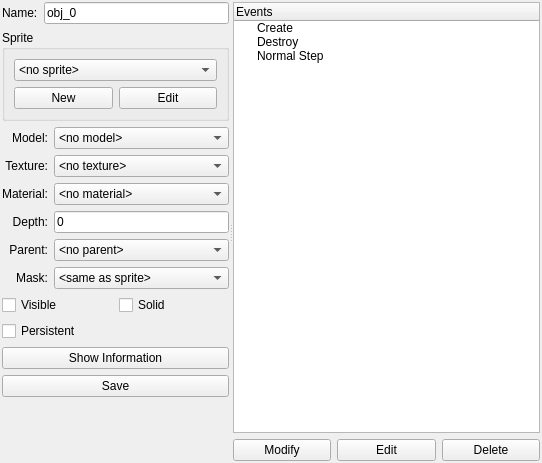
First picture: the form in widgets/objectwidget.ui, repository enigma-dev/RadialGM, before the edit.
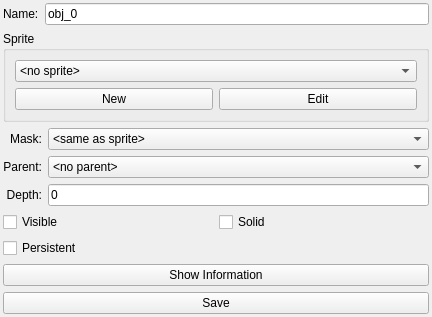
Second picture: the form after the edit. Icons and pictures are not drawn.

```diff
--- a/widgets/objectwidget.ui
+++ b/widgets/objectwidget.ui
@@ -6,25 +6,25 @@
    <rect>
     <x>0</x>
     <y>0</y>
-    <width>542</width>
-    <height>463</height>
+    <width>432</width>
+    <height>308</height>
    </rect>
   </property>
   <property name="windowTitle">
    <string>Form</string>
   </property>
-  <layout class="QVBoxLayout" name="verticalLayout">
+  <layout class="QHBoxLayout" name="horizontalLayout_4">
    <property name="leftMargin">
-    <number>2</number>
+    <number>3</number>
    </property>
    <property name="topMargin">
-    <number>2</number>
+    <number>3</number>
    </property>
    <property name="rightMargin">
-    <number>2</number>
+    <number>3</number>
    </property>
    <property name="bottomMargin">
-    <number>2</number>
+    <number>3</number>
    </property>
    <item>
     <widget class="QSplitter" name="splitter">
@@ -32,57 +32,8 @@
       <enum>Qt::Horizontal</enum>
      </property>
      <widget class="QWidget" name="layoutWidget">
-      <layout class="QFormLayout" name="formLayout">
-       <item row="3" column="0" colspan="2">
-        <layout class="QGridLayout" name="gridLayout_3">
-         <item row="0" column="0">
-          <widget class="QCheckBox" name="checkBox">
-           <property name="text">
-            <string>Visible</string>
-           </property>
-          </widget>
-         </item>
-         <item row="0" column="1">
-          <widget class="QCheckBox" name="checkBox_2">
-           <property name="text">
-            <string>Solid</string>
-           </property>
-          </widget>
-         </item>
-         <item row="1" column="0">
-          <widget class="QCheckBox" name="checkBox_3">
-           <property name="text">
-            <string>Persistent</string>
-           </property>
-          </widget>
-         </item>
-        </layout>
-       </item>
-       <item row="4" column="0" colspan="2">
-        <widget class="QPushButton" name="pushButton_3">
-         <property name="text">
-          <string>Show Information</string>
-         </property>
-         <property name="icon">
-          <iconset>
-           <normalon>:/resources/icons/resources/info.png</normalon>
-          </iconset>
-         </property>
-        </widget>
-       </item>
-       <item row="5" column="0" colspan="2">
-        <widget class="QPushButton" name="pushButton_4">
-         <property name="text">
-          <string>Save</string>
-         </property>
-         <property name="icon">
-          <iconset>
-           <normalon>:/icons/actions/accept.png</normalon>
-          </iconset>
-         </property>
-        </widget>
-       </item>
-       <item row="0" column="0" colspan="2">
+      <layout class="QVBoxLayout" name="verticalLayout">
+       <item>
         <layout class="QHBoxLayout" name="horizontalLayout">
          <item>
           <widget class="QLabel" name="label">
@@ -100,135 +51,7 @@
          </item>
         </layout>
        </item>
-       <item row="2" column="0" colspan="2">
-        <layout class="QGridLayout" name="gridLayout_2">
-         <item row="3" column="0">
-          <widget class="QLabel" name="label_2">
-           <property name="text">
-            <string>Depth:</string>
-           </property>
-           <property name="alignment">
-            <set>Qt::AlignRight|Qt::AlignTrailing|Qt::AlignVCenter</set>
-           </property>
-          </widget>
-         </item>
-         <item row="0" column="0">
-          <widget class="QLabel" name="label_5">
-           <property name="text">
-            <string>Model:</string>
-           </property>
-           <property name="alignment">
-            <set>Qt::AlignRight|Qt::AlignTrailing|Qt::AlignVCenter</set>
-           </property>
-          </widget>
-         </item>
-         <item row="4" column="0">
-          <widget class="QLabel" name="label_3">
-           <property name="sizePolicy">
-            <sizepolicy hsizetype="Preferred" vsizetype="Preferred">
-             <horstretch>0</horstretch>
-             <verstretch>0</verstretch>
-            </sizepolicy>
-           </property>
-           <property name="text">
-            <string>Parent:</string>
-           </property>
-           <property name="alignment">
-            <set>Qt::AlignRight|Qt::AlignTrailing|Qt::AlignVCenter</set>
-           </property>
-          </widget>
-         </item>
-         <item row="5" column="0">
-          <widget class="QLabel" name="label_4">
-           <property name="sizePolicy">
-            <sizepolicy hsizetype="Preferred" vsizetype="Preferred">
-             <horstretch>0</horstretch>
-             <verstretch>0</verstretch>
-            </sizepolicy>
-           </property>
-           <property name="text">
-            <string>Mask:</string>
-           </property>
-           <property name="alignment">
-            <set>Qt::AlignRight|Qt::AlignTrailing|Qt::AlignVCenter</set>
-           </property>
-          </widget>
-         </item>
-         <item row="3" column="1">
-          <widget class="QLineEdit" name="lineEdit_2">
-           <property name="text">
-            <string>0</string>
-           </property>
-          </widget>
-         </item>
-         <item row="4" column="1">
-          <widget class="QComboBox" name="comboBox_2">
-           <item>
-            <property name="text">
-             <string>&lt;no parent&gt;</string>
-            </property>
-           </item>
-          </widget>
-         </item>
-         <item row="1" column="1">
-          <widget class="QComboBox" name="comboBox_5">
-           <item>
-            <property name="text">
-             <string>&lt;no texture&gt;</string>
-            </property>
-           </item>
-          </widget>
-         </item>
-         <item row="5" column="1">
-          <widget class="QComboBox" name="comboBox_3">
-           <item>
-            <property name="text">
-             <string>&lt;same as sprite&gt;</string>
-            </property>
-           </item>
-          </widget>
-         </item>
-         <item row="0" column="1">
-          <widget class="QComboBox" name="comboBox_4">
-           <item>
-            <property name="text">
-             <string>&lt;no model&gt;</string>
-            </property>
-           </item>
-          </widget>
-         </item>
-         <item row="2" column="1">
-          <widget class="QComboBox" name="comboBox_6">
-           <item>
-            <property name="text">
-             <string>&lt;no material&gt;</string>
-            </property>
-           </item>
-          </widget>
-         </item>
-         <item row="1" column="0">
-          <widget class="QLabel" name="label_6">
-           <property name="text">
-            <string>Texture:</string>
-           </property>
-           <property name="alignment">
-            <set>Qt::AlignRight|Qt::AlignTrailing|Qt::AlignVCenter</set>
-           </property>
-          </widget>
-         </item>
-         <item row="2" column="0">
-          <widget class="QLabel" name="label_7">
-           <property name="text">
-            <string>Material:</string>
-           </property>
-           <property name="alignment">
-            <set>Qt::AlignRight|Qt::AlignTrailing|Qt::AlignVCenter</set>
-           </property>
-          </widget>
-         </item>
-        </layout>
-       </item>
-       <item row="1" column="0" colspan="2">
+       <item>
         <widget class="QGroupBox" name="groupBox">
          <property name="title">
           <string>Sprite</string>
@@ -270,74 +93,126 @@
          </layout>
         </widget>
        </item>
-      </layout>
-     </widget>
-     <widget class="QWidget" name="layoutWidget">
-      <layout class="QVBoxLayout" name="verticalLayout_2">
        <item>
-        <widget class="QTreeWidget" name="treeWidget">
-         <column>
-          <property name="text">
-           <string>Events</string>
-          </property>
-         </column>
-         <item>
-          <property name="text">
-           <string>Create</string>
-          </property>
-          <property name="icon">
-           <iconset>
-            <normalon>:/icons/events/icons/events/create.png</normalon>
-           </iconset>
-          </property>
+        <layout class="QGridLayout" name="gridLayout_2">
+         <item row="1" column="1">
+          <widget class="QComboBox" name="comboBox_2">
+           <item>
+            <property name="text">
+             <string>&lt;no parent&gt;</string>
+            </property>
+           </item>
+          </widget>
          </item>
-         <item>
-          <property name="text">
-           <string>Destroy</string>
-          </property>
-          <property name="icon">
-           <iconset>
-            <normalon>:/icons/events/icons/events/destroy.png</normalon>
-           </iconset>
-          </property>
+         <item row="1" column="0">
+          <widget class="QLabel" name="label_3">
+           <property name="sizePolicy">
+            <sizepolicy hsizetype="Preferred" vsizetype="Preferred">
+             <horstretch>0</horstretch>
+             <verstretch>0</verstretch>
+            </sizepolicy>
+           </property>
+           <property name="text">
+            <string>Parent:</string>
+           </property>
+           <property name="alignment">
+            <set>Qt::AlignRight|Qt::AlignTrailing|Qt::AlignVCenter</set>
+           </property>
+          </widget>
          </item>
-         <item>
-          <property name="text">
-           <string>Normal Step</string>
-          </property>
-          <property name="icon">
-           <iconset>
-            <normalon>:/icons/events/icons/events/step.png</normalon>
-           </iconset>
-          </property>
+         <item row="3" column="0">
+          <widget class="QLabel" name="label_2">
+           <property name="text">
+            <string>Depth:</string>
+           </property>
+           <property name="alignment">
+            <set>Qt::AlignRight|Qt::AlignTrailing|Qt::AlignVCenter</set>
+           </property>
+          </widget>
          </item>
-        </widget>
+         <item row="3" column="1">
+          <widget class="QLineEdit" name="lineEdit_2">
+           <property name="text">
+            <string>0</string>
+           </property>
+          </widget>
+         </item>
+         <item row="0" column="1">
+          <widget class="QComboBox" name="comboBox_3">
+           <item>
+            <property name="text">
+             <string>&lt;same as sprite&gt;</string>
+            </property>
+           </item>
+          </widget>
+         </item>
+         <item row="0" column="0">
+          <widget class="QLabel" name="label_4">
+           <property name="sizePolicy">
+            <sizepolicy hsizetype="Preferred" vsizetype="Preferred">
+             <horstretch>0</horstretch>
+             <verstretch>0</verstretch>
+            </sizepolicy>
+           </property>
+           <property name="text">
+            <string>Mask:</string>
+           </property>
+           <property name="alignment">
+            <set>Qt::AlignRight|Qt::AlignTrailing|Qt::AlignVCenter</set>
+           </property>
+          </widget>
+         </item>
+        </layout>
        </item>
        <item>
-        <layout class="QHBoxLayout" name="horizontalLayout_3">
-         <item>
-          <widget class="QPushButton" name="pushButton_7">
+        <layout class="QGridLayout" name="gridLayout_3">
+         <item row="0" column="0">
+          <widget class="QCheckBox" name="checkBox">
            <property name="text">
-            <string>Modify</string>
+            <string>Visible</string>
            </property>
           </widget>
          </item>
-         <item>
-          <widget class="QPushButton" name="pushButton_6">
+         <item row="0" column="1">
+          <widget class="QCheckBox" name="checkBox_2">
            <property name="text">
-            <string>Edit</string>
+            <string>Solid</string>
            </property>
           </widget>
          </item>
-         <item>
-          <widget class="QPushButton" name="pushButton_5">
+         <item row="1" column="0">
+          <widget class="QCheckBox" name="checkBox_3">
            <property name="text">
-            <string>Delete</string>
+            <string>Persistent</string>
            </property>
           </widget>
          </item>
         </layout>
        </item>
+       <item>
+        <widget class="QPushButton" name="pushButton_3">
+         <property name="text">
+          <string>Show Information</string>
+         </property>
+         <property name="icon">
+          <iconset>
+           <normalon>:/resources/icons/resources/info.png</normalon>
+          </iconset>
+         </property>
+        </widget>
+       </item>
+       <item>
+        <widget class="QPushButton" name="pushButton_4">
+         <property name="text">
+          <string>Save</string>
+         </property>
+         <property name="icon">
+          <iconset>
+           <normalon>:/icons/actions/accept.png</normalon>
+          </iconset>
+         </property>
+        </widget>
+       </item>
       </layout>
      </widget>
     </widget>
```
